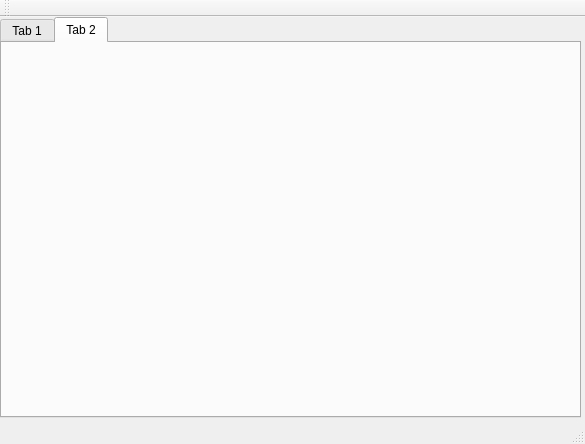
Above: untitled1/mainwindow.ui from sunjiangbo/gyTool-Manager before the change. Below: the same form after it.
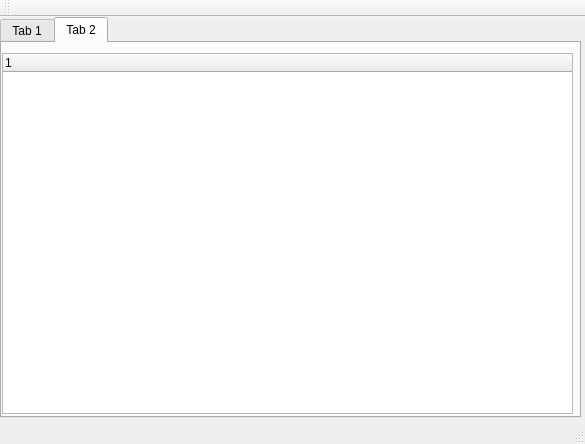
That is the form after the change. The open tabs and pages were chosen to show the change.

```diff
--- a/untitled1/mainwindow.ui
+++ b/untitled1/mainwindow.ui
@@ -45,6 +45,21 @@
      <attribute name="title">
       <string>Tab 2</string>
      </attribute>
+     <widget class="QTreeWidget" name="treeWidget">
+      <property name="geometry">
+       <rect>
+        <x>0</x>
+        <y>10</y>
+        <width>571</width>
+        <height>361</height>
+       </rect>
+      </property>
+      <column>
+       <property name="text">
+        <string notr="true">1</string>
+       </property>
+      </column>
+     </widget>
     </widget>
    </widget>
   </widget>
```
Left out of the diff: 2 changed lines with no effect on the pictures.
